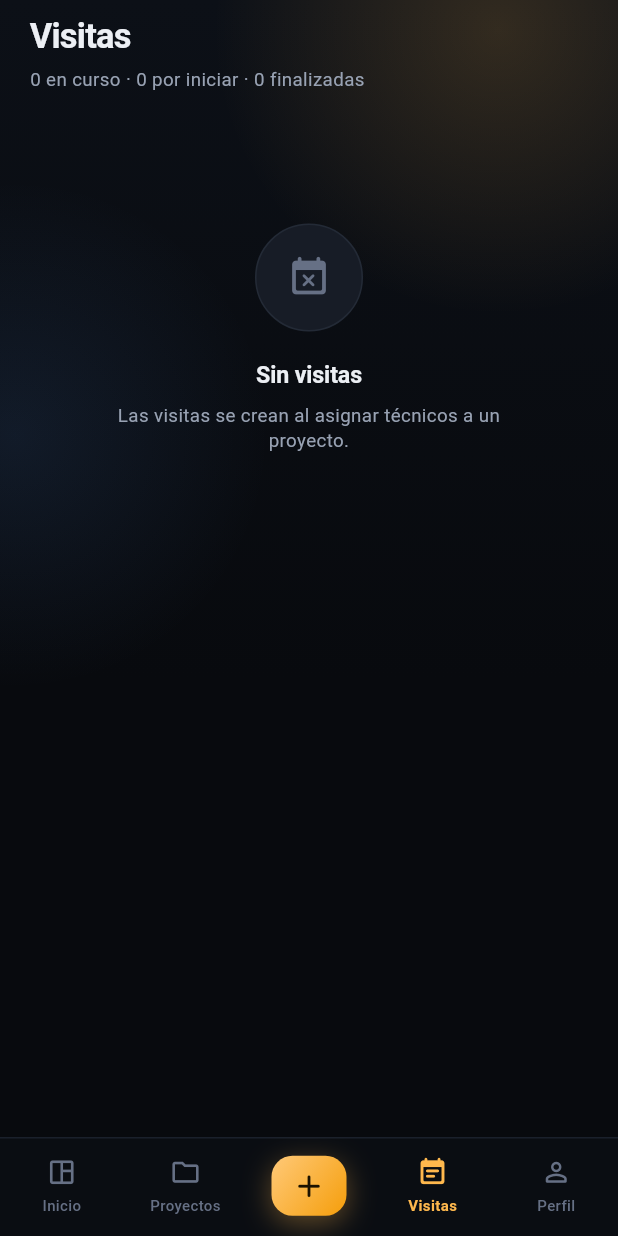
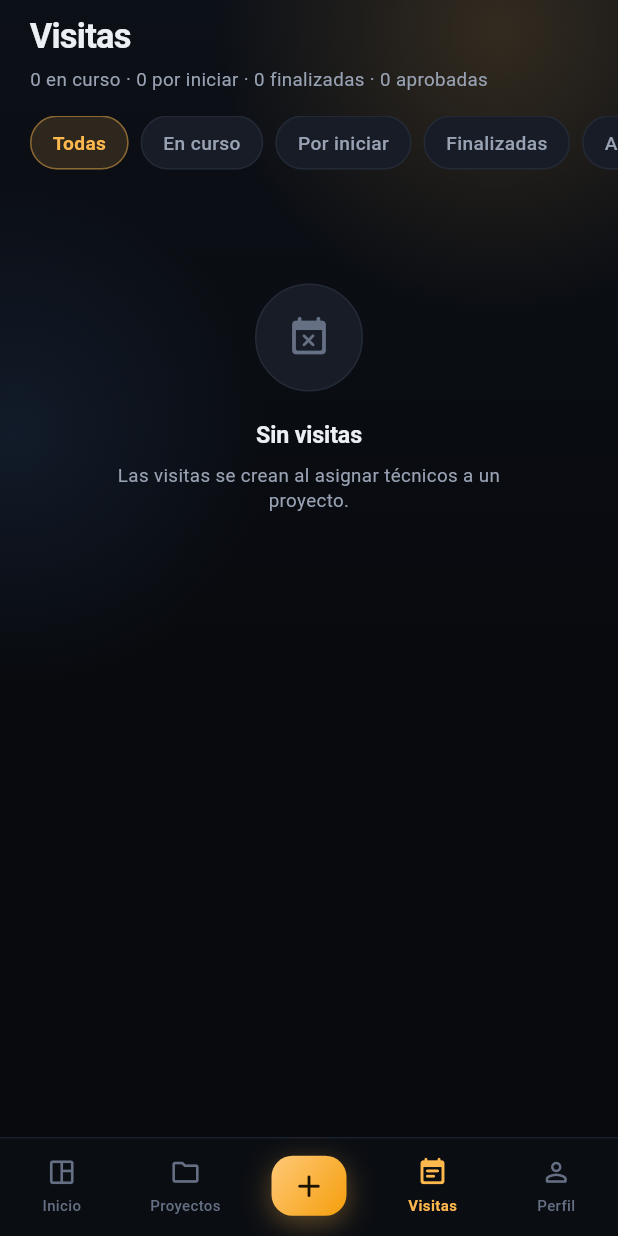
Before and after one commit to mauurier/solaris, a Flutter app: the HomeShell screen opened directly, item 4 of the bottom bar chosen, on a phone screen of 412 x 824 dp. Run offline on Flutter 3.47's test engine with Material 3 defaults, Android fonts, the phone set to English and light mode, and no system bars; our stand-ins replace camera, file_picker, geolocator, share_plus, sqflite, video_player; accounts and stored records are empty.

Commit message:
feat: Se agregaron estados con color, filtros y aprobación de visitas en la pestaña Visitas del técnico
Qué cambió en el flujo de uso:
- En la pestaña Visitas del técnico aparecen todas sus visitas asignadas,
  agrupadas por estado y con un color por estado, como en Proyectos.
- El técnico puede filtrar sus visitas por estado: En curso, Por iniciar,
  Finalizadas y Aprobadas.
- Supervisor y administrador pueden aprobar una visita finalizada desde
  la pantalla de la visita con el botón "Aprobar visita".

Qué se fue:
- Los estados de visita tomados del estado del proyecto (por ejemplo
  "Asignado" o "En captura"); ahora las visitas usan sus propios cuatro
  estados en toda la app.
- La agrupación sin visitas aprobadas: antes una visita finalizada nunca
  pasaba a aprobada, porque el "Aprobar" de la pantalla de revisión sólo
  actuaba sobre datos de ejemplo y no sobre las visitas guardadas.

Qué hay de nuevo:
- Estados de visita con color: Por iniciar (azul), En curso (ámbar),
  Finalizada (naranja, en espera de aprobación) y Aprobada (verde). El
  color se ve en el ícono, la barra de avance, la pastilla de estado y el
  encabezado de cada grupo.
- Grupo "Aprobadas" en la pestaña Visitas y conteo de aprobadas en el
  encabezado.
- El administrador también tiene el filtro "Aprobadas"; "Finalizadas"
  ahora muestra sólo las que esperan aprobación.
- Al aprobar todas las visitas de un proyecto, el proyecto queda
  aprobado. Reabrir una visita aprobada la regresa a en curso.
- Los resúmenes de visitas por proyecto usan los mismos estados, por
  ejemplo "Por iniciar · 2" o "En curso · 1".
- El supervisor conserva su pestaña Visitas sin filtros ni buscador.
- Pruebas de la aprobación, de los estados y de los filtros del técnico.
  No se incluyó una prueba de pantalla del botón "Aprobar visita": la
  pantalla de la visita se desborda con la fuente de prueba de Linux, el
  mismo problema que ya tienen otras pruebas del proyecto; la lógica de
  aprobar sí está probada en el store.

```diff
--- a/lib/data/models.dart
+++ b/lib/data/models.dart
@@ -80,6 +80,41 @@ extension ProjectStatusX on ProjectStatus {
         ProjectStatus.conCorrecciones => Icons.error_outline_rounded,
         ProjectStatus.aprobado => Icons.verified_rounded,
         ProjectStatus.cerrado => Icons.lock_rounded,
+      };
+}
+
+/// Estado de una visita tal como lo ve el usuario. Se deriva de sus fechas y
+/// de la aprobación del supervisor (ver `FieldVisit.state`).
+enum VisitState { porIniciar, enCurso, finalizada, aprobada }
+
+extension VisitStateX on VisitState {
+  String get label => switch (this) {
+        VisitState.porIniciar => 'Por iniciar',
+        VisitState.enCurso => 'En curso',
+        VisitState.finalizada => 'Finalizada',
+        VisitState.aprobada => 'Aprobada',
+      };
+
+  /// Plural para filtros y grupos.
+  String get plural => switch (this) {
+        VisitState.porIniciar => 'Por iniciar',
+        VisitState.enCurso => 'En curso',
+        VisitState.finalizada => 'Finalizadas',
+        VisitState.aprobada => 'Aprobadas',
+      };
+
+  Color get color => switch (this) {
+        VisitState.porIniciar => AppColors.blue,
+        VisitState.enCurso => AppColors.accent,
+        VisitState.finalizada => AppColors.warning,
+        VisitState.aprobada => AppColors.success,
+      };
+
+  IconData get icon => switch (this) {
+        VisitState.porIniciar => Icons.event_rounded,
+        VisitState.enCurso => Icons.pending_actions_rounded,
+        VisitState.finalizada => Icons.task_alt_rounded,
+        VisitState.aprobada => Icons.verified_rounded,
       };
 }
 
--- a/lib/features/projects/projects_screen.dart
+++ b/lib/features/projects/projects_screen.dart
@@ -217,8 +217,8 @@ Future<void> showProjectVisitsSheet(BuildContext context, SurveyProject project,
   final visits = _visitsFor(store, project, technician);
   final counts = <String, (int, Color)>{};
   for (final v in visits) {
-    final label = visitStateLabel(v);
-    counts[label] = ((counts[label]?.$1 ?? 0) + 1, v.status.color);
+    final label = v.state.label;
+    counts[label] = ((counts[label]?.$1 ?? 0) + 1, v.state.color);
   }
   return showAppSheet(
     context,
--- a/lib/features/visits/visits_tab.dart
+++ b/lib/features/visits/visits_tab.dart
@@ -10,8 +10,9 @@ import '../shell/create_sheet.dart';
 import '../shell/home_shell.dart';
 import 'visit_screen.dart';
 
-/// Pestaña de visitas: en curso, por iniciar y finalizadas. El admin además
-/// busca, filtra por estado y crea visitas desde aquí.
+/// Pestaña de visitas agrupadas por estado (en curso, por iniciar,
+/// finalizadas y aprobadas). Admin y técnico filtran por estado; el admin
+/// además busca y crea visitas desde aquí.
 class VisitsTab extends StatefulWidget {
   const VisitsTab({super.key});
 
@@ -23,7 +24,16 @@ class _VisitsTabState extends State<VisitsTab> {
   String _filter = 'Todas';
   String _query = '';
 
-  static const _filters = ['Todas', 'En curso', 'Por iniciar', 'Con pendientes', 'Finalizadas', 'Con correcciones'];
+  static const _adminFilters = [
+    'Todas',
+    'En curso',
+    'Por iniciar',
+    'Con pendientes',
+    'Finalizadas',
+    'Aprobadas',
+    'Con correcciones',
+  ];
+  static const _fieldFilters = ['Todas', 'En curso', 'Por iniciar', 'Finalizadas', 'Aprobadas'];
 
   bool _matches(FieldVisit v) {
     final store = SurveyStore.instance;
@@ -33,12 +43,13 @@ class _VisitsTabState extends State<VisitsTab> {
         [p?.name, p?.client, p?.code, v.technician, v.motive, v.label]
             .any((f) => f != null && f.toLowerCase().contains(q));
     if (!text) return false;
-    final running = v.started && !v.finished;
+    final running = v.state == VisitState.enCurso;
     return switch (_filter) {
       'En curso' => running,
-      'Por iniciar' => !v.started,
+      'Por iniciar' => v.state == VisitState.porIniciar,
       'Con pendientes' => running && store.engineFor(v).blockingCount > 0,
-      'Finalizadas' => v.finished,
+      'Finalizadas' => v.state == VisitState.finalizada,
+      'Aprobadas' => v.state == VisitState.aprobada,
       // Al reabrir una visita, su proyecto queda con correcciones.
       'Con correcciones' => running && p?.status == ProjectStatus.conCorrecciones,
       _ => true,
@@ -54,13 +65,15 @@ class _VisitsTabState extends State<VisitsTab> {
       builder: (context, _) {
         final mine = state.role == UserRole.tecnico;
         final isAdmin = state.role == UserRole.admin;
+        final filters = isAdmin ? _adminFilters : mine ? _fieldFilters : null;
         final all = store.visits.where((v) => !mine || v.technician == state.userName).toList();
-        final visits = isAdmin ? all.where(_matches).toList() : all;
-        final running = visits.where((v) => v.started && !v.finished).toList()
-          ..sort((a, b) => b.startedAt!.compareTo(a.startedAt!));
-        final pending = visits.where((v) => !v.started).toList()
+        final visits = filters == null ? all : all.where(_matches).toList();
+        List<FieldVisit> inState(VisitState s) => visits.where((v) => v.state == s).toList();
+        final running = inState(VisitState.enCurso)..sort((a, b) => b.startedAt!.compareTo(a.startedAt!));
+        final pending = inState(VisitState.porIniciar)
           ..sort((a, b) => (a.scheduledAt ?? DateTime(2100)).compareTo(b.scheduledAt ?? DateTime(2100)));
-        final done = visits.where((v) => v.finished).toList()..sort((a, b) => b.endedAt!.compareTo(a.endedAt!));
+        final done = inState(VisitState.finalizada)..sort((a, b) => b.endedAt!.compareTo(a.endedAt!));
+        final approved = inState(VisitState.aprobada)..sort((a, b) => b.endedAt!.compareTo(a.endedAt!));
 
         final body = SafeArea(
           bottom: false,
@@ -68,9 +81,10 @@ class _VisitsTabState extends State<VisitsTab> {
             children: [
               TabHeader(
                 title: 'Visitas',
-                subtitle: '${running.length} en curso · ${pending.length} por iniciar · ${done.length} finalizadas',
+                subtitle: '${running.length} en curso · ${pending.length} por iniciar · '
+                    '${done.length} finalizadas · ${approved.length} aprobadas',
               ),
-              if (isAdmin) ...[
+              if (isAdmin)
                 Padding(
                   padding: const EdgeInsets.fromLTRB(20, 0, 20, 14),
                   child: AppSearchField(
@@ -78,7 +92,8 @@ class _VisitsTabState extends State<VisitsTab> {
                     onChanged: (v) => setState(() => _query = v),
                   ),
                 ),
-                FilterChips(options: _filters, selected: _filter, onSelected: (v) => setState(() => _filter = v)),
+              if (filters != null) ...[
+                FilterChips(options: filters, selected: _filter, onSelected: (v) => setState(() => _filter = v)),
                 const SizedBox(height: 4),
               ],
               Expanded(
@@ -103,9 +118,10 @@ class _VisitsTabState extends State<VisitsTab> {
                           message: 'Ninguna visita coincide con la búsqueda o el filtro.',
                         ),
                       ),
-                    ..._group('En curso', running),
-                    ..._group('Por iniciar', pending),
-                    ..._group('Finalizadas', done),
+                    ..._group(VisitState.enCurso, running),
+                    ..._group(VisitState.porIniciar, pending),
+                    ..._group(VisitState.finalizada, done),
+                    ..._group(VisitState.aprobada, approved),
                   ],
                 ),
               ),
@@ -123,12 +139,23 @@ class _VisitsTabState extends State<VisitsTab> {
     );
   }
 
-  List<Widget> _group(String title, List<FieldVisit> list) {
+  List<Widget> _group(VisitState state, List<FieldVisit> list) {
     if (list.isEmpty) return const [];
     final store = SurveyStore.instance;
     return [
       const SizedBox(height: 12),
-      SectionLabel('$title · ${list.length}'),
+      // El color del estado, igual que en la pastilla de cada visita.
+      Row(
+        children: [
+          Container(
+            width: 8,
+            height: 8,
+            margin: const EdgeInsets.only(left: 2, right: 8, bottom: 10),
+            decoration: BoxDecoration(color: state.color, shape: BoxShape.circle),
+          ),
+          Expanded(child: SectionLabel('${state.plural} · ${list.length}')),
+        ],
+      ),
       for (final v in list) ...[
         Padding(
           padding: const EdgeInsets.only(bottom: 4, left: 2),
```
Also changed, not shown: lib/data/survey/entities.dart (+12 -0 lines), lib/data/survey_store.dart (+13 -0 lines), lib/features/visits/visit_screen.dart (+27 -9 lines), 3 other files.
